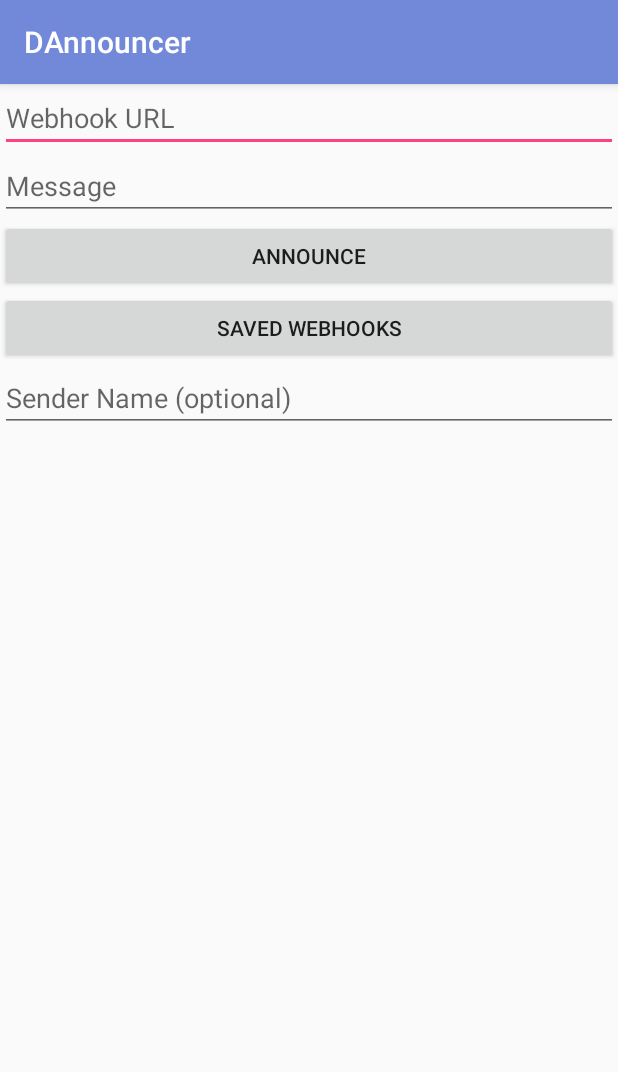
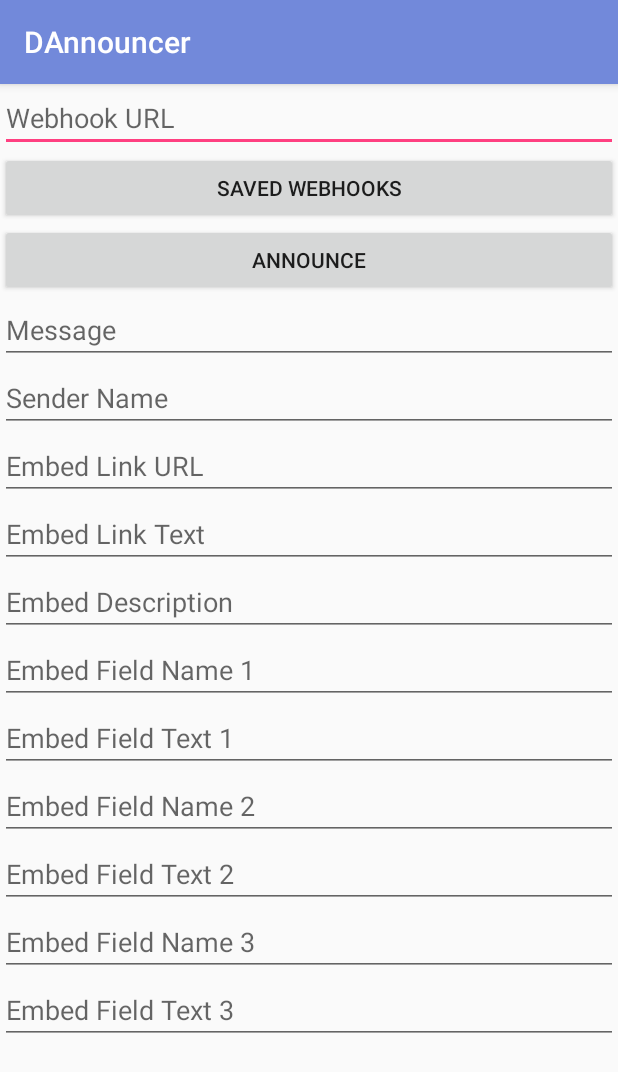
Before and after one commit to jonimettala/DAnnouncer, an Android app: the screen it shows after launch (MainActivity), on a phone screen of 412 x 824 dp. Shown: the top 1072 px of the screen. Run offline under Robolectric (Android 15) with nearby library versions, the light colour scheme and no system bars.

Commit message:
Add Discord embed data fields
Restructures the MainActivity look for better user experience.

```diff
--- a/app/src/main/res/layout/activity_main.xml
+++ b/app/src/main/res/layout/activity_main.xml
@@ -14,11 +14,12 @@
         android:layout_height="wrap_content"
         android:inputType="textUri"/>
 
-    <EditText
-        android:id="@+id/content"
-        android:hint="@string/content"
+    <Button
+        android:id="@+id/list_webhooks"
+        android:text="@string/saved_webhooks"
         android:layout_width="match_parent"
-        android:layout_height="wrap_content" />
+        android:layout_height="wrap_content"
+        android:onClick="buttonClicked"/>
 
     <Button
         android:id="@+id/send"
@@ -27,12 +28,20 @@
         android:layout_height="wrap_content"
         android:onClick="buttonClicked"/>
 
-    <Button
-        android:id="@+id/list_webhooks"
-        android:text="@string/saved_webhooks"
+    <ScrollView
+        android:layout_width="match_parent"
+        android:layout_height="match_parent">
+
+        <LinearLayout
             android:layout_width="match_parent"
             android:layout_height="wrap_content"
-        android:onClick="buttonClicked"/>
+            android:orientation="vertical">
+
+            <EditText
+                android:id="@+id/content"
+                android:hint="@string/content"
+                android:layout_width="match_parent"
+                android:layout_height="wrap_content" />
 
             <EditText
                 android:id="@+id/user"
@@ -40,4 +49,60 @@
                 android:layout_width="match_parent"
                 android:layout_height="wrap_content" />
 
+            <EditText
+                android:id="@+id/embedLinkUrl"
+                android:hint="@string/embed_link_url"
+                android:layout_width="match_parent"
+                android:layout_height="wrap_content" />
+
+            <EditText
+                android:id="@+id/embedLinkText"
+                android:hint="@string/embed_link_text"
+                android:layout_width="match_parent"
+                android:layout_height="wrap_content" />
+
+            <EditText
+                android:id="@+id/embedDescription"
+                android:hint="@string/embed_description"
+                android:layout_width="match_parent"
+                android:layout_height="wrap_content" />
+
+            <EditText
+                android:id="@+id/embedFieldName1"
+                android:hint="@string/field_name_1"
+                android:layout_width="match_parent"
+                android:layout_height="wrap_content" />
+
+            <EditText
+                android:id="@+id/embedFieldText1"
+                android:hint="@string/field_text_1"
+                android:layout_width="match_parent"
+                android:layout_height="wrap_content" />
+
+            <EditText
+                android:id="@+id/embedFieldName2"
+                android:hint="@string/field_name_2"
+                android:layout_width="match_parent"
+                android:layout_height="wrap_content" />
+
+            <EditText
+                android:id="@+id/embedFieldText2"
+                android:hint="@string/field_text_2"
+                android:layout_width="match_parent"
+                android:layout_height="wrap_content" />
+
+            <EditText
+                android:id="@+id/embedFieldName3"
+                android:hint="@string/field_name_3"
+                android:layout_width="match_parent"
+                android:layout_height="wrap_content" />
+
+            <EditText
+                android:id="@+id/embedFieldText3"
+                android:hint="@string/field_text_3"
+                android:layout_width="match_parent"
+                android:layout_height="wrap_content" />
+
         </LinearLayout>
+    </ScrollView>
+</LinearLayout>
--- a/app/src/main/res/values/strings.xml
+++ b/app/src/main/res/values/strings.xml
@@ -7,5 +7,14 @@
     <string name="title_activity_webhook_list">Saved Webhooks</string>
     <string name="saved_webhooks">Saved Webhooks</string>
     <string name="add_webhook">Add Webhook</string>
-    <string name="user">Sender Name (optional)</string>
+    <string name="user">Sender Name</string>
+    <string name="embed_link_url">Embed Link URL</string>
+    <string name="embed_link_text">Embed Link Text</string>
+    <string name="embed_description">Embed Description</string>
+    <string name="field_name_1">Embed Field Name 1</string>
+    <string name="field_text_1">Embed Field Text 1</string>
+    <string name="field_name_2">Embed Field Name 2</string>
+    <string name="field_text_2">Embed Field Text 2</string>
+    <string name="field_name_3">Embed Field Name 3</string>
+    <string name="field_text_3">Embed Field Text 3</string>
 </resources>
```
Lines whose indentation alone changed are shown as unchanged.
